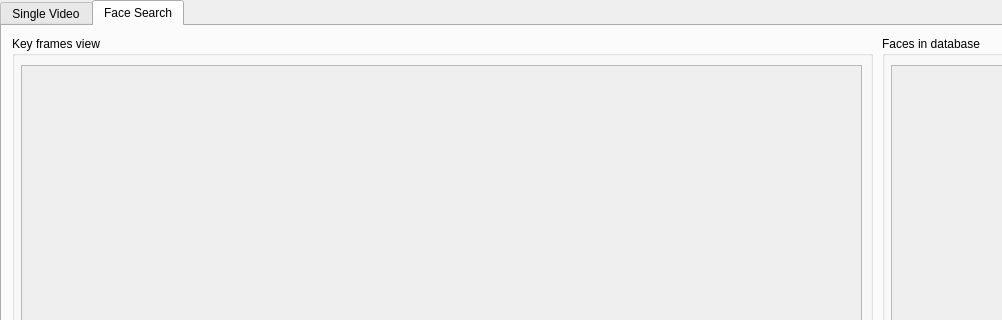
This is gui/window.ui in Alicegaz/CrimeCamera as Qt 5 draws it before an edit; both pictures show x 0 to 1002 and y 0 to 320 of the 1306 by 841 pixel window. The edited form follows.
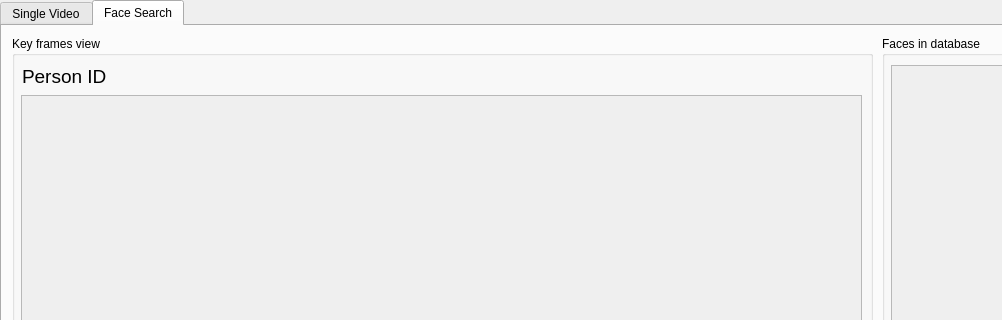
This is the edited form. The open tabs and pages were chosen to show the change. Icons and pictures are not drawn.

Commit message: Hard-coded parameters for demo and minor GUI fixes

Diff of the .ui file:
```diff
--- a/gui/window.ui
+++ b/gui/window.ui
@@ -355,9 +355,9 @@
      <property name="geometry">
       <rect>
        <x>9</x>
-       <y>29</y>
+       <y>59</y>
        <width>841</width>
-       <height>721</height>
+       <height>691</height>
       </rect>
      </property>
      <property name="widgetResizable">
@@ -369,7 +369,7 @@
         <x>0</x>
         <y>0</y>
         <width>839</width>
-        <height>719</height>
+        <height>689</height>
        </rect>
       </property>
      </widget>
@@ -387,6 +387,24 @@
       <string>Clear</string>
      </property>
     </widget>
+    <widget class="QLabel" name="personLabel">
+     <property name="geometry">
+      <rect>
+       <x>10</x>
+       <y>30</y>
+       <width>841</width>
+       <height>21</height>
+      </rect>
+     </property>
+     <property name="font">
+      <font>
+       <pointsize>14</pointsize>
+      </font>
+     </property>
+     <property name="text">
+      <string>Person ID</string>
+     </property>
+    </widget>
    </widget>
    <widget class="QGroupBox" name="groupBox_4">
     <property name="geometry">
```
Left out of the diff: 2 changed lines with no effect on the pictures. The commit also changes 5 other files.
